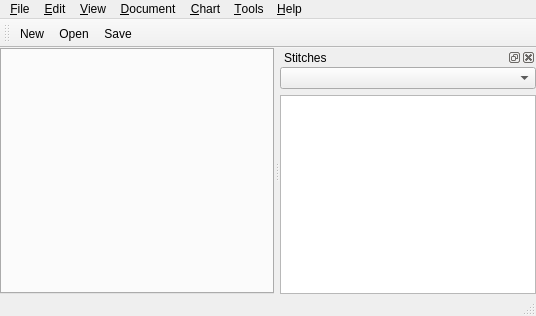
This is src/mainwindow.ui in iPenguin/CrochetCharts as Qt 5 draws it before an edit. The edited form follows.
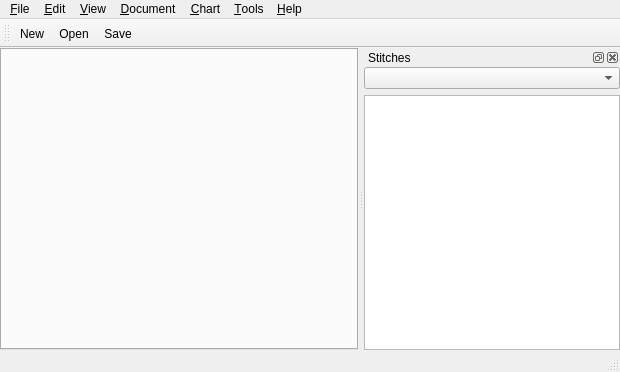
This is the edited form. Icons and pictures are not drawn.

Commit message: cleanup and standerdized menus

Patch:
```diff
--- a/src/mainwindow.ui
+++ b/src/mainwindow.ui
@@ -6,8 +6,8 @@
    <rect>
     <x>0</x>
     <y>0</y>
-    <width>536</width>
-    <height>316</height>
+    <width>620</width>
+    <height>372</height>
    </rect>
   </property>
   <property name="windowTitle">
@@ -36,11 +36,11 @@
     <rect>
      <x>0</x>
      <y>0</y>
-     <width>536</width>
+     <width>620</width>
      <height>21</height>
     </rect>
    </property>
-   <widget class="QMenu" name="menu_File">
+   <widget class="QMenu" name="menuFile">
     <property name="title">
      <string>&amp;File</string>
     </property>
@@ -56,7 +56,7 @@
     <addaction name="separator"/>
     <addaction name="actionQuit"/>
    </widget>
-   <widget class="QMenu" name="menu_Edit">
+   <widget class="QMenu" name="menuEdit">
     <property name="title">
      <string>&amp;Edit</string>
     </property>
@@ -71,19 +71,19 @@
     <addaction name="actionZoom_In"/>
     <addaction name="actionZoom_Out"/>
    </widget>
-   <widget class="QMenu" name="menu_Document">
+   <widget class="QMenu" name="menuDocument">
     <property name="title">
      <string>&amp;Document</string>
     </property>
     <addaction name="actionAdd_Chart"/>
     <addaction name="actionAdd_Notes"/>
    </widget>
-   <widget class="QMenu" name="menu_Chart">
+   <widget class="QMenu" name="menuChart">
     <property name="title">
      <string>&amp;Chart</string>
     </property>
    </widget>
-   <widget class="QMenu" name="menu_Tools">
+   <widget class="QMenu" name="menuTools">
     <property name="title">
      <string>&amp;Tools</string>
     </property>
@@ -91,19 +91,19 @@
     <addaction name="separator"/>
     <addaction name="actionOptions"/>
    </widget>
-   <widget class="QMenu" name="menu_Help">
+   <widget class="QMenu" name="menuHelp">
     <property name="title">
      <string>&amp;Help</string>
     </property>
     <addaction name="actionAbout"/>
    </widget>
-   <addaction name="menu_File"/>
-   <addaction name="menu_Edit"/>
+   <addaction name="menuFile"/>
+   <addaction name="menuEdit"/>
    <addaction name="menuView"/>
-   <addaction name="menu_Document"/>
-   <addaction name="menu_Chart"/>
-   <addaction name="menu_Tools"/>
-   <addaction name="menu_Help"/>
+   <addaction name="menuDocument"/>
+   <addaction name="menuChart"/>
+   <addaction name="menuTools"/>
+   <addaction name="menuHelp"/>
   </widget>
   <widget class="QToolBar" name="mainToolBar">
    <property name="windowTitle">
```
Left out of the diff: 30 changed lines with no effect on the pictures. The commit also changes 2 other files.
